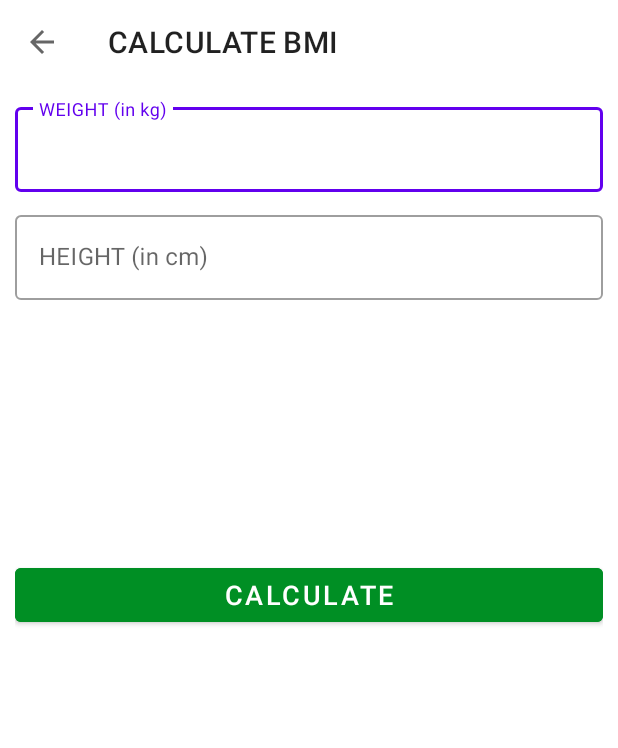
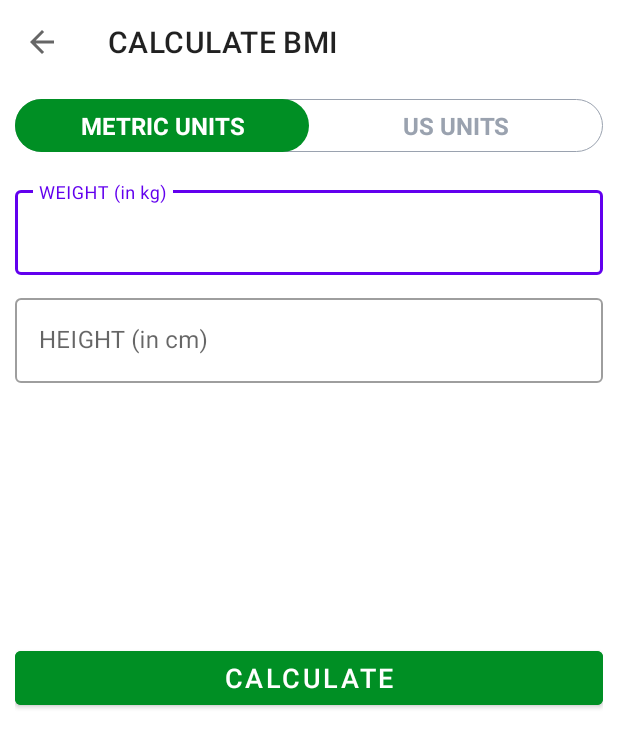
Before and after one commit to maximilian6547s/IntervalTrainingApp, an Android app: the BMIActivity screen opened directly, with no data from a screen before it, on a phone screen of 412 x 824 dp. Shown: the top 748 px of the screen. Run offline under Robolectric (Android 15) with nearby library versions, the phone set to English and light mode, and no system bars.

Commit message:
Add RadioGroup and custom radio buttons

```diff
--- /dev/null
+++ b/app/src/main/res/drawable/drawable_radio_group_tab_background.xml
@@ -0,0 +1,12 @@
+<?xml version="1.0" encoding="utf-8"?>
+<shape xmlns:android="http://schemas.android.com/apk/res/android"
+    android:shape="rectangle">
+
+    <solid android:color="@color/white" />
+
+    <stroke
+        android:width="0.5dp"
+        android:color="@color/color_gray" />
+
+    <corners android:radius="30dp" />
+</shape>
--- /dev/null
+++ b/app/src/main/res/drawable/drawable_units_tab_selector.xml
@@ -0,0 +1,11 @@
+<?xml version="1.0" encoding="utf-8"?>
+<selector xmlns:android="http://schemas.android.com/apk/res/android">
+    <item android:state_checked="true">
+        <shape android:shape="rectangle">
+
+            <solid android:color="@color/colorAccent" />
+
+            <corners android:radius="30dp" />
+        </shape>
+    </item>
+</selector>
--- /dev/null
+++ b/app/src/main/res/drawable/drawable_units_tab_text_color_selector.xml
@@ -0,0 +1,6 @@
+<?xml version="1.0" encoding="utf-8"?>
+<selector xmlns:android="http://schemas.android.com/apk/res/android">
+    <item android:color="@color/white" android:state_checked="true" />
+
+    <item android:color="@color/color_gray" android:state_checked="false" />
+</selector>
--- a/app/src/main/res/layout/activity_b_m_i.xml
+++ b/app/src/main/res/layout/activity_b_m_i.xml
@@ -13,11 +13,49 @@
         android:layout_height="?android:attr/actionBarSize"
         android:background="@color/white" />
 
+    <RadioGroup
+        android:id="@+id/rgUnits"
+        android:layout_width="match_parent"
+        android:layout_height="wrap_content"
+        android:layout_below="@id/toolbarBMIActivity"
+        android:layout_margin="10dp"
+        android:background="@drawable/drawable_radio_group_tab_background"
+        android:orientation="horizontal">
+
+        <RadioButton
+            android:id="@+id/rbMetricUnits"
+            android:layout_width="0dp"
+            android:layout_height="35dp"
+            android:layout_weight="0.50"
+            android:background="@drawable/drawable_units_tab_selector"
+            android:button="@null"
+            android:checked="true"
+            android:gravity="center"
+            android:text="METRIC UNITS"
+            android:textColor="@drawable/drawable_units_tab_text_color_selector"
+            android:textSize="16sp"
+            android:textStyle="bold" />
+
+        <RadioButton
+            android:id="@+id/rbUsUnits"
+            android:layout_width="0dp"
+            android:layout_height="35dp"
+            android:layout_weight="0.50"
+            android:background="@drawable/drawable_units_tab_selector"
+            android:button="@null"
+            android:checked="false"
+            android:gravity="center"
+            android:text="US UNITS"
+            android:textColor="@drawable/drawable_units_tab_text_color_selector"
+            android:textSize="16sp"
+            android:textStyle="bold" />
+    </RadioGroup>
+
     <LinearLayout
         android:id="@+id/llUnitsView"
         android:layout_width="match_parent"
         android:layout_height="match_parent"
-        android:layout_below="@id/toolbarBMIActivity"
+        android:layout_below="@id/rgUnits"
         android:orientation="vertical"
         android:padding="10dp">
 
@@ -40,8 +78,8 @@
             android:id="@+id/tilMetricUnitHeight"
             style="@style/Widget.MaterialComponents.TextInputLayout.OutlinedBox"
             android:layout_width="match_parent"
-            android:layout_marginTop="10dp"
-            android:layout_height="wrap_content">
+            android:layout_height="wrap_content"
+            android:layout_marginTop="10dp">
 
             <androidx.appcompat.widget.AppCompatEditText
                 android:id="@+id/etMetricUnitHeight"
@@ -68,8 +106,8 @@
                 android:gravity="center"
                 android:text="YOUR BMI"
                 android:textAllCaps="true"
-                android:visibility="invisible"
-                android:textSize="16sp" />
+                android:textSize="16sp"
+                android:visibility="invisible" />
 
             <TextView
                 android:id="@+id/tvBMIValue"
--- a/app/src/main/res/values/colors.xml
+++ b/app/src/main/res/values/colors.xml
@@ -14,5 +14,6 @@
 
     <color name="colorHighLighted">#C4C4C4</color>
     <color name="color_light_gray">#D5DEE7</color>
+    <color name="color_gray">#9AA2AF</color>
 
 </resources>
```
